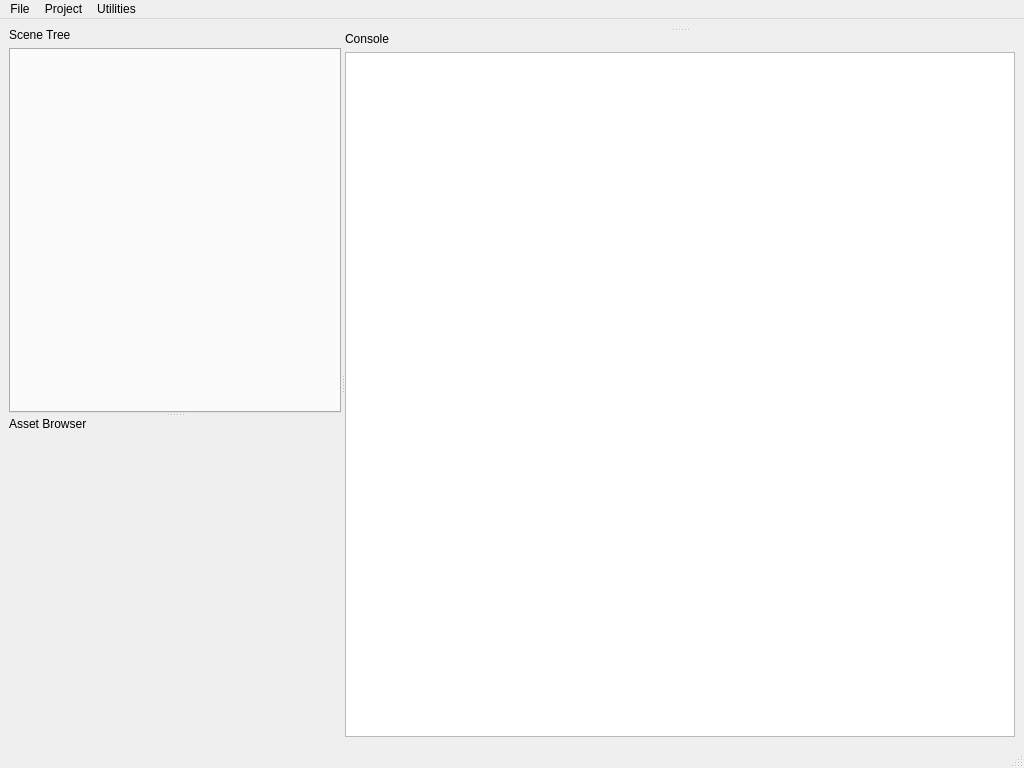
Before: the Qt Designer form tools/editor/application/VadonEditor/UI/MainWindow.ui in janos-ijgyarto/vadon, drawn with Qt 5.
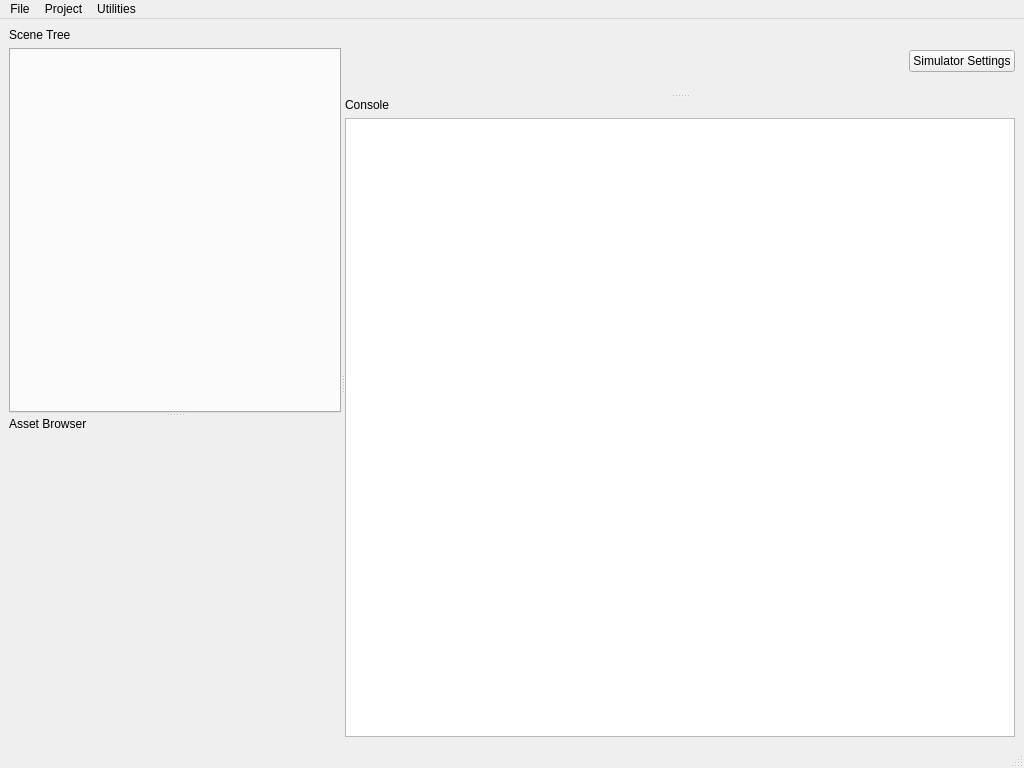
After: the same form once the commit is applied. Icons and pictures are not drawn. Custom widgets are drawn as their Qt base class.

Commit message: Simulator settings, editor UI improvements, misc - Simulator can now register custom settings that can be controlled by editor, used for toggling dev UI, etc. - Revised editor property widgets, owner property can be null - Improved layout management in Editor widgets to make better use of vertical space - Fixed error in editor DataObject serialization - Fixed error when loading inherited Entities in editor - Embedded resources are sorted to have consistent order during serialization - Added icons to Entities in Editor UI, prevent removing inherited Entities - Misc. fixes and refactoring

Patch:
```diff
--- a/tools/editor/application/VadonEditor/UI/MainWindow.ui
+++ b/tools/editor/application/VadonEditor/UI/MainWindow.ui
@@ -74,7 +74,32 @@
         <enum>Qt::Orientation::Vertical</enum>
        </property>
        <widget class="QWidget" name="verticalLayoutWidget_4">
-        <layout class="QVBoxLayout" name="viewportVBox"/>
+        <layout class="QVBoxLayout" name="viewportVBox">
+         <item>
+          <layout class="QHBoxLayout" name="simulatorSettingsHBox" stretch="1,0">
+           <item>
+            <spacer name="simulatorSettingsSpacer">
+             <property name="orientation">
+              <enum>Qt::Orientation::Horizontal</enum>
+             </property>
+             <property name="sizeHint" stdset="0">
+              <size>
+               <width>40</width>
+               <height>20</height>
+              </size>
+             </property>
+            </spacer>
+           </item>
+           <item>
+            <widget class="QPushButton" name="simulatorSettingsButton">
+             <property name="text">
+              <string>Simulator Settings</string>
+             </property>
+            </widget>
+           </item>
+          </layout>
+         </item>
+        </layout>
        </widget>
        <widget class="QWidget" name="verticalLayoutWidget">
         <layout class="QVBoxLayout" name="consoleVBox">
```
Left out of the diff: 17 changed lines with no effect on the pictures. The commit also changes 33 other files.
